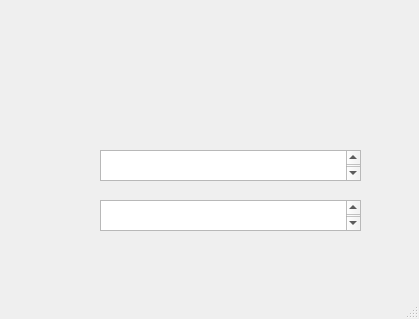
Above: GUI_project/mainwindow.ui from hrutkowski/Internet_Library before the change. Below: the same form after it.
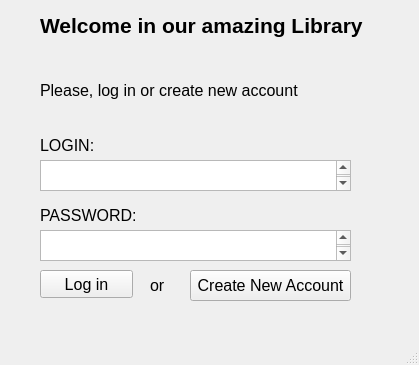
That is the form after the change.

Commit message: Log in and Create account buttons and Introduction text

Diff of the .ui file:
```diff
--- a/GUI_project/mainwindow.ui
+++ b/GUI_project/mainwindow.ui
@@ -7,7 +7,7 @@
     <x>0</x>
     <y>0</y>
     <width>419</width>
-    <height>319</height>
+    <height>365</height>
    </rect>
   </property>
   <property name="windowTitle">
@@ -17,9 +17,9 @@
    <widget class="QTextEdit" name="textEdit">
     <property name="geometry">
      <rect>
-      <x>100</x>
-      <y>150</y>
-      <width>261</width>
+      <x>40</x>
+      <y>160</y>
+      <width>311</width>
       <height>31</height>
      </rect>
     </property>
@@ -32,9 +32,9 @@
    <widget class="QTextEdit" name="textEdit_2">
     <property name="geometry">
      <rect>
-      <x>100</x>
-      <y>200</y>
-      <width>261</width>
+      <x>40</x>
+      <y>230</y>
+      <width>311</width>
       <height>31</height>
      </rect>
     </property>
@@ -47,6 +47,140 @@
      <number>3</number>
     </property>
    </widget>
+   <widget class="QLabel" name="label">
+    <property name="geometry">
+     <rect>
+      <x>40</x>
+      <y>130</y>
+      <width>71</width>
+      <height>31</height>
+     </rect>
+    </property>
+    <property name="font">
+     <font>
+      <pointsize>12</pointsize>
+      <weight>50</weight>
+      <bold>false</bold>
+     </font>
+    </property>
+    <property name="text">
+     <string>LOGIN:</string>
+    </property>
+   </widget>
+   <widget class="QLabel" name="label_2">
+    <property name="geometry">
+     <rect>
+      <x>40</x>
+      <y>200</y>
+      <width>101</width>
+      <height>31</height>
+     </rect>
+    </property>
+    <property name="font">
+     <font>
+      <pointsize>12</pointsize>
+     </font>
+    </property>
+    <property name="text">
+     <string>PASSWORD:</string>
+    </property>
+   </widget>
+   <widget class="QLabel" name="label_3">
+    <property name="geometry">
+     <rect>
+      <x>40</x>
+      <y>0</y>
+      <width>351</width>
+      <height>51</height>
+     </rect>
+    </property>
+    <property name="font">
+     <font>
+      <pointsize>16</pointsize>
+      <weight>75</weight>
+      <bold>true</bold>
+     </font>
+    </property>
+    <property name="text">
+     <string>Welcome in our amazing Library</string>
+    </property>
+   </widget>
+   <widget class="QLabel" name="label_4">
+    <property name="geometry">
+     <rect>
+      <x>40</x>
+      <y>70</y>
+      <width>271</width>
+      <height>41</height>
+     </rect>
+    </property>
+    <property name="font">
+     <font>
+      <pointsize>12</pointsize>
+      <weight>50</weight>
+      <bold>false</bold>
+     </font>
+    </property>
+    <property name="text">
+     <string>Please, log in or create new account</string>
+    </property>
+   </widget>
+   <widget class="QPushButton" name="pushButton">
+    <property name="geometry">
+     <rect>
+      <x>40</x>
+      <y>270</y>
+      <width>93</width>
+      <height>28</height>
+     </rect>
+    </property>
+    <property name="font">
+     <font>
+      <pointsize>12</pointsize>
+     </font>
+    </property>
+    <property name="text">
+     <string>Log in</string>
+    </property>
+   </widget>
+   <widget class="QPushButton" name="pushButton_2">
+    <property name="geometry">
+     <rect>
+      <x>190</x>
+      <y>270</y>
+      <width>161</width>
+      <height>31</height>
+     </rect>
+    </property>
+    <property name="font">
+     <font>
+      <pointsize>12</pointsize>
+     </font>
+    </property>
+    <property name="text">
+     <string>Create New Account</string>
+    </property>
+   </widget>
+   <widget class="QLabel" name="label_5">
+    <property name="geometry">
+     <rect>
+      <x>150</x>
+      <y>270</y>
+      <width>21</width>
+      <height>31</height>
+     </rect>
+    </property>
+    <property name="font">
+     <font>
+      <pointsize>12</pointsize>
+      <weight>50</weight>
+      <bold>false</bold>
+     </font>
+    </property>
+    <property name="text">
+     <string>or</string>
+    </property>
+   </widget>
   </widget>
   <widget class="QMenuBar" name="menubar">
    <property name="geometry">
```
